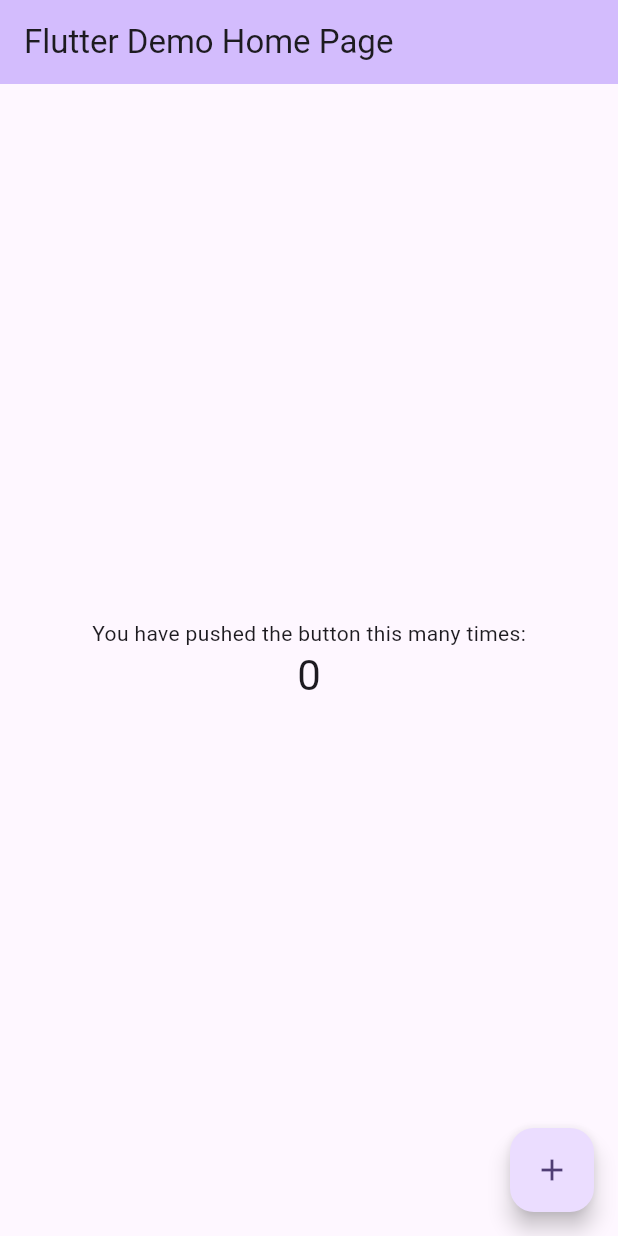
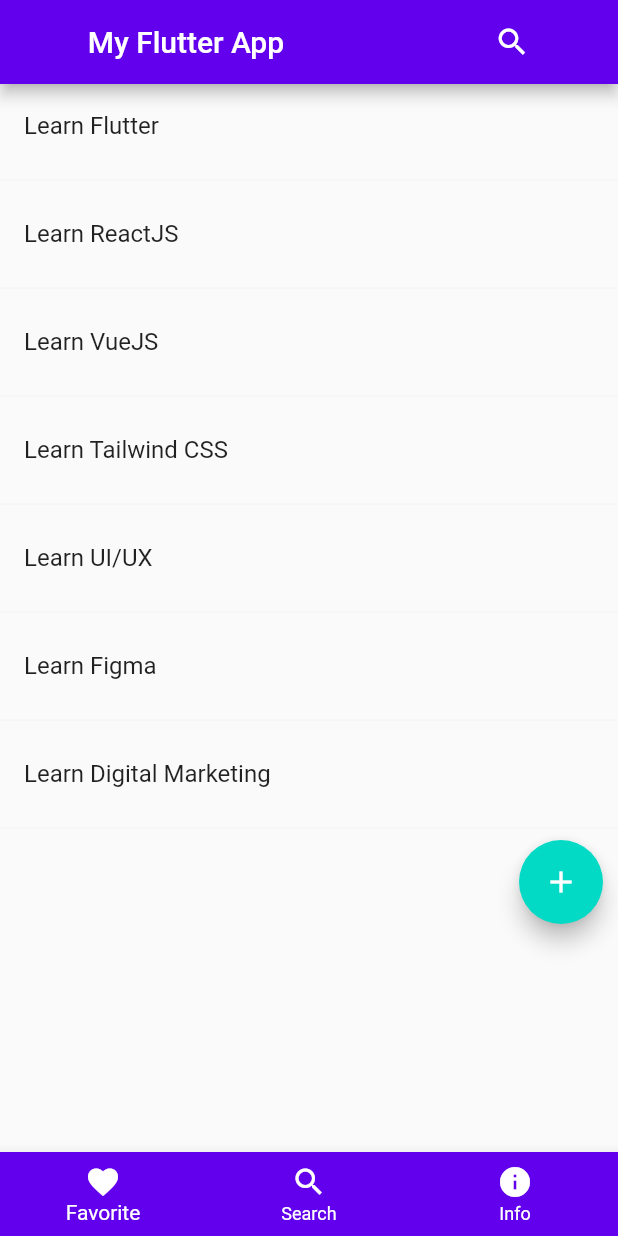
Before and after one commit to Katkatarr/flutter_katarina-andrea, a Flutter app: the screen it shows after launch, on a phone screen of 412 x 824 dp. Run offline on Flutter 3.47's test engine with Material 2 defaults, Android fonts, the phone set to English and light mode, and no system bars.

Commit message:
tugas_eksplorasi

```diff
--- a/10_Platform_Widget/praktikum/tugas/tugas/lib/main.dart
+++ b/10_Platform_Widget/praktikum/tugas/tugas/lib/main.dart
@@ -5,121 +5,110 @@ void main() {
 }
 
 class MyApp extends StatelessWidget {
-  const MyApp({super.key});
+  const MyApp({Key? key});
 
-  // This widget is the root of your application.
   @override
   Widget build(BuildContext context) {
     return MaterialApp(
-      title: 'Flutter Demo',
-      theme: ThemeData(
-        // This is the theme of your application.
-        //
-        // TRY THIS: Try running your application with "flutter run". You'll see
-        // the application has a blue toolbar. Then, without quitting the app,
-        // try changing the seedColor in the colorScheme below to Colors.green
-        // and then invoke "hot reload" (save your changes or press the "hot
-        // reload" button in a Flutter-supported IDE, or press "r" if you used
-        // the command line to start the app).
-        //
-        // Notice that the counter didn't reset back to zero; the application
-        // state is not lost during the reload. To reset the state, use hot
-        // restart instead.
-        //
-        // This works for code too, not just values: Most code changes can be
-        // tested with just a hot reload.
-        colorScheme: ColorScheme.fromSeed(seedColor: Colors.deepPurple),
-        useMaterial3: true,
+      title: 'My Flutter App',
+      theme: ThemeData.light().copyWith(
+        appBarTheme: AppBarTheme(
+          backgroundColor: Color(0xFF6200EE), // Warna latar belakang AppBar
+        ),
       ),
-      home: const MyHomePage(title: 'Flutter Demo Home Page'),
+      home: MyHomePage(),
     );
   }
 }
 
-class MyHomePage extends StatefulWidget {
-  const MyHomePage({super.key, required this.title});
-
-  // This widget is the home page of your application. It is stateful, meaning
-  // that it has a State object (defined below) that contains fields that affect
-  // how it looks.
-
-  // This class is the configuration for the state. It holds the values (in this
-  // case the title) provided by the parent (in this case the App widget) and
-  // used by the build method of the State. Fields in a Widget subclass are
-  // always marked "final".
-
-  final String title;
-
-  @override
-  State<MyHomePage> createState() => _MyHomePageState();
-}
-
-class _MyHomePageState extends State<MyHomePage> {
-  int _counter = 0;
-
-  void _incrementCounter() {
-    setState(() {
-      // This call to setState tells the Flutter framework that something has
-      // changed in this State, which causes it to rerun the build method below
-      // so that the display can reflect the updated values. If we changed
-      // _counter without calling setState(), then the build method would not be
-      // called again, and so nothing would appear to happen.
-      _counter++;
-    });
-  }
+class MyHomePage extends StatelessWidget {
+  const MyHomePage({Key? key});
 
   @override
   Widget build(BuildContext context) {
-    // This method is rerun every time setState is called, for instance as done
-    // by the _incrementCounter method above.
-    //
-    // The Flutter framework has been optimized to make rerunning build methods
-    // fast, so that you can just rebuild anything that needs updating rather
-    // than having to individually change instances of widgets.
     return Scaffold(
       appBar: AppBar(
-        // TRY THIS: Try changing the color here to a specific color (to
-        // Colors.amber, perhaps?) and trigger a hot reload to see the AppBar
-        // change color while the other colors stay the same.
-        backgroundColor: Theme.of(context).colorScheme.inversePrimary,
-        // Here we take the value from the MyHomePage object that was created by
-        // the App.build method, and use it to set our appbar title.
-        title: Text(widget.title),
-      ),
-      body: Center(
-        // Center is a layout widget. It takes a single child and positions it
-        // in the middle of the parent.
-        child: Column(
-          // Column is also a layout widget. It takes a list of children and
-          // arranges them vertically. By default, it sizes itself to fit its
-          // children horizontally, and tries to be as tall as its parent.
-          //
-          // Column has various properties to control how it sizes itself and
-          // how it positions its children. Here we use mainAxisAlignment to
-          // center the children vertically; the main axis here is the vertical
-          // axis because Columns are vertical (the cross axis would be
-          // horizontal).
-          //
-          // TRY THIS: Invoke "debug painting" (choose the "Toggle Debug Paint"
-          // action in the IDE, or press "p" in the console), to see the
-          // wireframe for each widget.
+        title: Row(
           mainAxisAlignment: MainAxisAlignment.center,
-          children: <Widget>[
-            const Text(
-              'You have pushed the button this many times:',
-            ),
-            Text(
-              '$_counter',
-              style: Theme.of(context).textTheme.headlineMedium,
-            ),
+          children: [
+            Flexible(
+              child: Text(
+                'My Flutter App',
+                textAlign: TextAlign.center,
+              ),
+            ), // Teks yang berada di tengah
+            const SizedBox(width: 140), // Spasi antara teks dan ikon
+            Icon(Icons.search), // Ikon pencarian (search)
           ],
         ),
       ),
-      floatingActionButton: FloatingActionButton(
-        onPressed: _incrementCounter,
-        tooltip: 'Increment',
-        child: const Icon(Icons.add),
-      ), // This trailing comma makes auto-formatting nicer for build methods.
+      body: ListView.builder(
+        itemCount:
+            8, // Jumlah item dalam daftar (termasuk tombol tindakan mengambang)
+        itemBuilder: (BuildContext context, int index) {
+          final items = [
+            'Learn Flutter',
+            'Learn ReactJS',
+            'Learn VueJS',
+            'Learn Tailwind CSS',
+            'Learn UI/UX',
+            'Learn Figma',
+            'Learn Digital Marketing'
+          ];
+
+          if (index < items.length) {
+            return Column(
+              children: [
+                ListTile(
+                  title: Text(items[index]),
+                ),
+                Divider(
+                    color: const Color.fromARGB(
+                        255, 243, 243, 243)), // Pemisah berwarna abu muda
+              ],
+            );
+          } else if (index == items.length) {
+            // Tambahkan tombol tindakan mengambang di sini dengan padding
+            return Align(
+              alignment: Alignment.bottomRight,
+              child: Padding(
+                padding: const EdgeInsets.only(right: 10.0),
+                child: FloatingActionButton(
+                  onPressed: () {
+                    // Fungsi yang akan dijalankan ketika tombol ditekan
+                  },
+                  backgroundColor: Color(0xFF03DAC5), // Warna sekunder (03DAC5)
+                  child: Icon(Icons.add),
+                ),
+              ),
+            );
+          }
+          return SizedBox
+              .shrink(); // Mengembalikan widget kosong jika indeks lebih dari jumlah item
+        },
+      ),
+      bottomNavigationBar: BottomNavigationBar(
+        backgroundColor: Color(0xFF6200EE), // Warna latar belakang
+        selectedItemColor: Colors.white, // Warna ikon yang dipilih
+        unselectedItemColor: Colors.white, // Warna ikon yang tidak dipilih
+        items: const <BottomNavigationBarItem>[
+          BottomNavigationBarItem(
+            icon: Icon(Icons.favorite,
+                color: Colors.white), // Ikon Love dengan warna putih
+            label: 'Favorite', // Label Favorite
+          ),
+          BottomNavigationBarItem(
+            icon: Icon(Icons.search,
+                color: Colors.white), // Ikon Search dengan warna putih
+            label: 'Search', // Label Search
+          ),
+          BottomNavigationBarItem(
+            icon: Icon(Icons.info,
+                color: Colors.white), // Ikon Information dengan warna putih
+            label: 'Info', // Label Info
+          ),
+        ],
+      ),
     );
   }
 }
--- a/11_Flutter_Layout/praktikum/penugasan/tugas/lib/main.dart
+++ b/11_Flutter_Layout/praktikum/penugasan/tugas/lib/main.dart
@@ -5,121 +5,110 @@ void main() {
 }
 
 class MyApp extends StatelessWidget {
-  const MyApp({super.key});
+  const MyApp({Key? key});
 
-  // This widget is the root of your application.
   @override
   Widget build(BuildContext context) {
     return MaterialApp(
-      title: 'Flutter Demo',
-      theme: ThemeData(
-        // This is the theme of your application.
-        //
-        // TRY THIS: Try running your application with "flutter run". You'll see
-        // the application has a blue toolbar. Then, without quitting the app,
-        // try changing the seedColor in the colorScheme below to Colors.green
-        // and then invoke "hot reload" (save your changes or press the "hot
-        // reload" button in a Flutter-supported IDE, or press "r" if you used
-        // the command line to start the app).
-        //
-        // Notice that the counter didn't reset back to zero; the application
-        // state is not lost during the reload. To reset the state, use hot
-        // restart instead.
-        //
-        // This works for code too, not just values: Most code changes can be
-        // tested with just a hot reload.
-        colorScheme: ColorScheme.fromSeed(seedColor: Colors.deepPurple),
-        useMaterial3: true,
+      title: 'My Flutter App',
+      theme: ThemeData.light().copyWith(
+        appBarTheme: AppBarTheme(
+          backgroundColor: Color(0xFF6200EE), // Warna latar belakang AppBar
+        ),
       ),
-      home: const MyHomePage(title: 'Flutter Demo Home Page'),
+      home: MyHomePage(),
     );
   }
 }
 
-class MyHomePage extends StatefulWidget {
-  const MyHomePage({super.key, required this.title});
-
-  // This widget is the home page of your application. It is stateful, meaning
-  // that it has a State object (defined below) that contains fields that affect
-  // how it looks.
-
-  // This class is the configuration for the state. It holds the values (in this
-  // case the title) provided by the parent (in this case the App widget) and
-  // used by the build method of the State. Fields in a Widget subclass are
-  // always marked "final".
-
-  final String title;
-
-  @override
-  State<MyHomePage> createState() => _MyHomePageState();
-}
-
-class _MyHomePageState extends State<MyHomePage> {
-  int _counter = 0;
-
-  void _incrementCounter() {
-    setState(() {
-      // This call to setState tells the Flutter framework that something has
-      // changed in this State, which causes it to rerun the build method below
-      // so that the display can reflect the updated values. If we changed
-      // _counter without calling setState(), then the build method would not be
-      // called again, and so nothing would appear to happen.
-      _counter++;
-    });
-  }
+class MyHomePage extends StatelessWidget {
+  const MyHomePage({Key? key});
 
   @override
   Widget build(BuildContext context) {
-    // This method is rerun every time setState is called, for instance as done
-    // by the _incrementCounter method above.
-    //
-    // The Flutter framework has been optimized to make rerunning build methods
-    // fast, so that you can just rebuild anything that needs updating rather
-    // than having to individually change instances of widgets.
     return Scaffold(
       appBar: AppBar(
-        // TRY THIS: Try changing the color here to a specific color (to
-        // Colors.amber, perhaps?) and trigger a hot reload to see the AppBar
-        // change color while the other colors stay the same.
-        backgroundColor: Theme.of(context).colorScheme.inversePrimary,
-        // Here we take the value from the MyHomePage object that was created by
-        // the App.build method, and use it to set our appbar title.
-        title: Text(widget.title),
-      ),
-      body: Center(
-        // Center is a layout widget. It takes a single child and positions it
-        // in the middle of the parent.
-        child: Column(
-          // Column is also a layout widget. It takes a list of children and
-          // arranges them vertically. By default, it sizes itself to fit its
-          // children horizontally, and tries to be as tall as its parent.
-          //
-          // Column has various properties to control how it sizes itself and
-          // how it positions its children. Here we use mainAxisAlignment to
-          // center the children vertically; the main axis here is the vertical
-          // axis because Columns are vertical (the cross axis would be
-          // horizontal).
-          //
-          // TRY THIS: Invoke "debug painting" (choose the "Toggle Debug Paint"
-          // action in the IDE, or press "p" in the console), to see the
-          // wireframe for each widget.
+        title: Row(
           mainAxisAlignment: MainAxisAlignment.center,
-          children: <Widget>[
-            const Text(
-              'You have pushed the button this many times:',
-            ),
-            Text(
-              '$_counter',
-              style: Theme.of(context).textTheme.headlineMedium,
-            ),
+          children: [
+            Flexible(
+              child: Text(
+                'My Flutter App',
+                textAlign: TextAlign.center,
+              ),
+            ), // Teks yang berada di tengah
+            const SizedBox(width: 140), // Spasi antara teks dan ikon
+            Icon(Icons.search), // Ikon pencarian (search)
           ],
         ),
       ),
-      floatingActionButton: FloatingActionButton(
-        onPressed: _incrementCounter,
-        tooltip: 'Increment',
-        child: const Icon(Icons.add),
-      ), // This trailing comma makes auto-formatting nicer for build methods.
+      body: ListView.builder(
+        itemCount:
+            8, // Jumlah item dalam daftar (termasuk tombol tindakan mengambang)
+        itemBuilder: (BuildContext context, int index) {
+          final items = [
+            'Learn Flutter',
+            'Learn ReactJS',
+            'Learn VueJS',
+            'Learn Tailwind CSS',
+            'Learn UI/UX',
+            'Learn Figma',
+            'Learn Digital Marketing'
+          ];
+
+          if (index < items.length) {
+            return Column(
+              children: [
+                ListTile(
+                  title: Text(items[index]),
+                ),
+                Divider(
+                    color: const Color.fromARGB(
+                        255, 243, 243, 243)), // Pemisah berwarna abu muda
+              ],
+            );
+          } else if (index == items.length) {
+            // Tambahkan tombol tindakan mengambang di sini dengan padding
+            return Align(
+              alignment: Alignment.bottomRight,
+              child: Padding(
+                padding: const EdgeInsets.only(right: 10.0),
+                child: FloatingActionButton(
+                  onPressed: () {
+                    // Fungsi yang akan dijalankan ketika tombol ditekan
+                  },
+                  backgroundColor: Color(0xFF03DAC5), // Warna sekunder (03DAC5)
+                  child: Icon(Icons.add),
+                ),
+              ),
+            );
+          }
+          return SizedBox
+              .shrink(); // Mengembalikan widget kosong jika indeks lebih dari jumlah item
+        },
+      ),
+      bottomNavigationBar: BottomNavigationBar(
+        backgroundColor: Color(0xFF6200EE), // Warna latar belakang
+        selectedItemColor: Colors.white, // Warna ikon yang dipilih
+        unselectedItemColor: Colors.white, // Warna ikon yang tidak dipilih
+        items: const <BottomNavigationBarItem>[
+          BottomNavigationBarItem(
+            icon: Icon(Icons.favorite,
+                color: Colors.white), // Ikon Love dengan warna putih
+            label: 'Favorite', // Label Favorite
+          ),
+          BottomNavigationBarItem(
+            icon: Icon(Icons.search,
+                color: Colors.white), // Ikon Search dengan warna putih
+            label: 'Search', // Label Search
+          ),
+          BottomNavigationBarItem(
+            icon: Icon(Icons.info,
+                color: Colors.white), // Ikon Information dengan warna putih
+            label: 'Info', // Label Info
+          ),
+        ],
+      ),
     );
   }
 }
```
